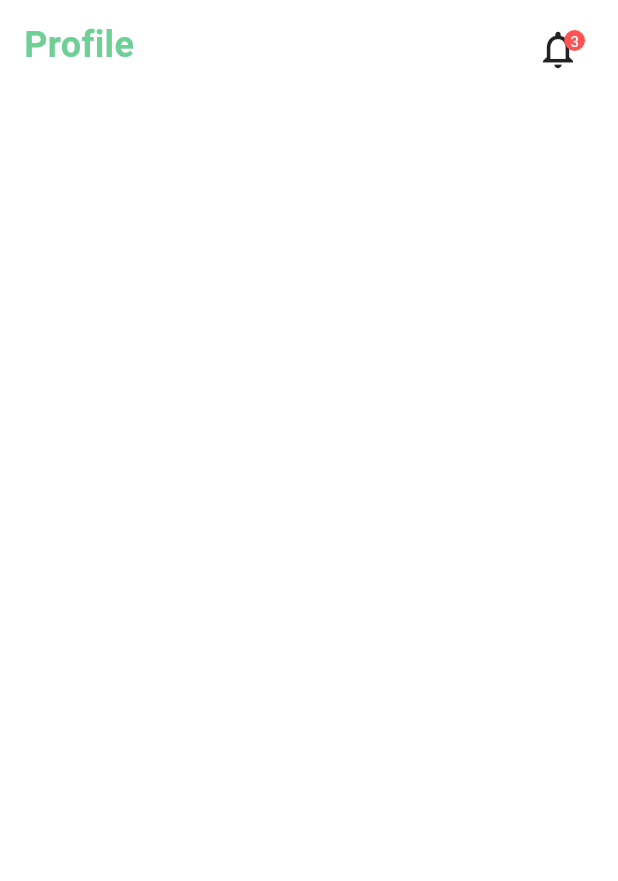
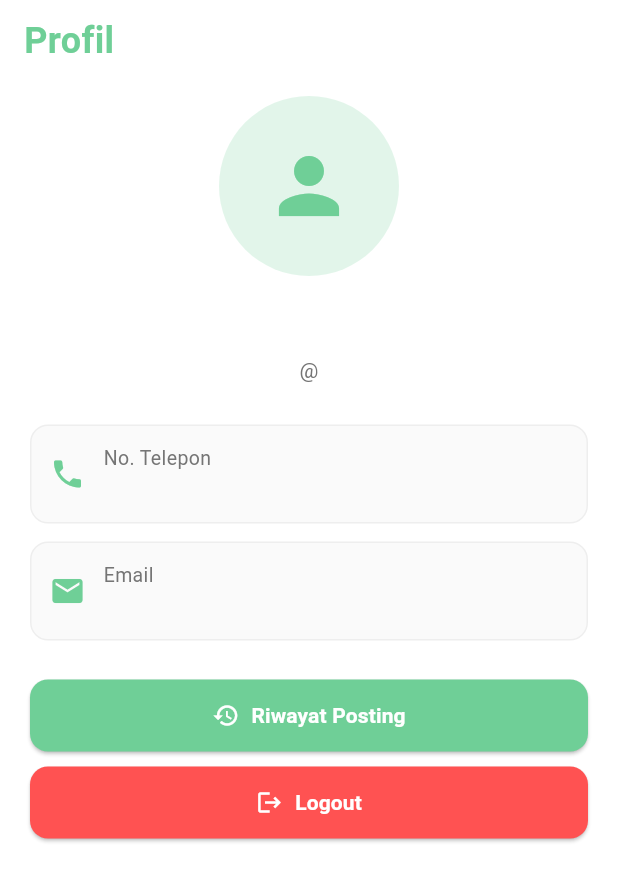
Before and after one commit to Wildan728/projectpab2, a Flutter app: the ProfileScreen screen opened directly, on a phone screen of 412 x 824 dp. Shown: the top 881 px of the screen. Run offline on Flutter 3.47's test engine with Material 3 defaults, Android fonts, the phone set to English and light mode, and no system bars; our stand-ins replace cloud_firestore, firebase_auth, firebase_core, flutter_map, geocoding, geolocator and 3 more; accounts and stored records are empty.

Commit message:
Membuat halaman profil

```diff
--- a/ApkAdopsiKucing/lib/screens/profile_screen.dart
+++ b/ApkAdopsiKucing/lib/screens/profile_screen.dart
@@ -1,14 +1,41 @@
-import 'package:flutter/foundation.dart';
 import 'package:flutter/material.dart';
+import 'package:firebase_auth/firebase_auth.dart';
+import 'package:cloud_firestore/cloud_firestore.dart';
+import 'package:pawfinder/screens/login_screen.dart';
 
 class ProfileScreen extends StatefulWidget {
-  const ProfileScreen({super.key});
-
   @override
   State<ProfileScreen> createState() => _ProfileScreenState();
 }
 
 class _ProfileScreenState extends State<ProfileScreen> {
+  User? user = FirebaseAuth.instance.currentUser;
+  Map<String, dynamic>? userData;
+
+  @override
+  void initState() {
+    super.initState();
+    fetchUserData();
+  }
+
+  Future<void> fetchUserData() async {
+    if (user != null) {
+      DocumentSnapshot userDoc =
+          await FirebaseFirestore.instance
+              .collection('users')
+              .doc(user!.uid)
+              .get();
+      setState(() {
+        userData = userDoc.data() as Map<String, dynamic>?;
+      });
+    }
+  }
+
+  void _logout() async {
+    await FirebaseAuth.instance.signOut();
+    Navigator.pushReplacementNamed(context, '/LoginScreen');
+  }
+
   @override
   Widget build(BuildContext context) {
     return Scaffold(
@@ -22,88 +49,135 @@ class _ProfileScreenState extends State<ProfileScreen> {
               mainAxisAlignment: MainAxisAlignment.spaceBetween,
               children: [
                 Text(
-                  'Profile',
+                  'Profil',
                   style: TextStyle(
                     color: Color(0xFF6FCF97),
                     fontSize: 24,
-                    fontWeight: FontWeight.w700,
+                    fontWeight: FontWeight.bold,
                   ),
                 ),
-                Stack(
-                  children: [
-                    IconButton(
-                      icon: Icon(
-                        Icons.notifications_none,
-                        color: Colors.black87,
-                        size: 30,
-                      ),
-                      onPressed: () {
-                        // TODO: Navigasi ke halaman notifikasi
-                      },
-                    ),
-                    Positioned(
-                      right: 6,
-                      top: 6,
-                      child: Container(
-                        padding: EdgeInsets.all(4),
-                        decoration: BoxDecoration(
-                          color: Colors.redAccent,
-                          shape: BoxShape.circle,
-                        ),
-                        child: Text(
-                          '3', // jumlah notifikasi (dummy)
-                          style: TextStyle(fontSize: 10, color: Colors.white),
-                        ),
-                      ),
-                    ),
-                  ],
-                ),
+                // IconButton(
+                //   icon: Icon(Icons.dark_mode), // <- disembunyikan untuk sekarang
+                //   onPressed: () {},
+                // ),
               ],
             ),
           ),
         ),
       ),
-      // body: Stack(
-      //   children: [
-      //     SingleChildScrollView(
-      //       child: Padding(padding: const EdgeInsets.all(16),
-      //       child: Column(
-      //         children: [
-      //           Container(
-      //             decoration: BoxDecoration(
-      //               border: Border.all(color: Colors.green, width: 2),
-      //               shape: BoxShape.circle,
-      //             ),
-      //             child: CircleAvatar(
-      //               radius: 50,
-      //               backgroundImage: _imageFile.isNotEmpty,
-      //               ? (kIsWeb
-      //               ? NetworkImage(_imageFile)
-      //               : FileImage(File(_imageFile))) as ImageProvider
-      //               : AssetImage('assets/images/person.png')
-      //             ),
-      //           ),
-      //           const SizedBox(height: 10)
-      //           IconButton(
-      //             onPressed: onPressed,
-      //             icon: Icon(Icons.camera_alt),
-      //             color: Colors.green,
-      //             iconSize: 30,
-      //           ),
-      //           const SizedBox(height: 20),
-      //             Text(_UserName,
-      //               style: TextStyle(
-      //                 fontSize: 20,
-      //                 fontWeight: FontWeight.bold,
-      //               ),
-      //             ),
-      //             const SizedBox(height: 5)
-      //         ],
-      //       ),,
-      //       ),
-      //     ),
-      //   ],
-      // ),
+      body:
+          userData == null
+              ? Center(child: CircularProgressIndicator())
+              : SingleChildScrollView(
+                padding: EdgeInsets.symmetric(horizontal: 20, vertical: 10),
+                child: Column(
+                  children: [
+                    CircleAvatar(
+                      radius: 60,
+                      backgroundColor: Color(0xFF6FCF97).withOpacity(0.2),
+                      child: Icon(
+                        Icons.person,
+                        size: 60,
+                        color: Color(0xFF6FCF97),
+                      ),
+                    ),
+                    SizedBox(height: 16),
+                    Text(
+                      userData!['name'] ?? 'Nama Pengguna',
+                      style: TextStyle(
+                        fontSize: 22,
+                        fontWeight: FontWeight.bold,
+                      ),
+                    ),
+                    SizedBox(height: 6),
+                    Text(
+                      '@${userData!['username'] ?? 'username'}',
+                      style: TextStyle(color: Colors.grey[600]),
+                    ),
+                    SizedBox(height: 20),
+                    _buildInfoCard(
+                      Icons.phone,
+                      "No. Telepon",
+                      userData!['phone'],
+                    ),
+                    _buildInfoCard(Icons.email, "Email", user!.email ?? ''),
+                    SizedBox(height: 20),
+                    _buildActionButton(Icons.history, "Riwayat Posting", () {
+                      // TODO: Navigasi ke halaman riwayat posting jika sudah tersedia
+                    }),
+                    SizedBox(height: 10),
+                    _buildActionButton(
+                      Icons.logout,
+                      "Logout",
+                      _logout,
+                      isLogout: true,
+                    ),
+                  ],
+                ),
+              ),
+    );
+  }
+
+  Widget _buildInfoCard(IconData icon, String title, String value) {
+    return Container(
+      margin: EdgeInsets.symmetric(vertical: 6),
+      padding: EdgeInsets.all(12),
+      decoration: BoxDecoration(
+        color: Colors.grey[50],
+        borderRadius: BorderRadius.circular(12),
+        border: Border.all(color: Colors.grey.shade200),
+      ),
+      child: Row(
+        children: [
+          Icon(icon, color: Color(0xFF6FCF97)),
+          SizedBox(width: 12),
+          Expanded(
+            child: Column(
+              crossAxisAlignment: CrossAxisAlignment.start,
+              children: [
+                Text(
+                  title,
+                  style: TextStyle(fontSize: 13, color: Colors.grey[600]),
+                ),
+                Text(
+                  value,
+                  style: TextStyle(
+                    fontSize: 15,
+                    fontWeight: FontWeight.w500,
+                    color: Colors.black87,
+                  ),
+                ),
+              ],
+            ),
+          ),
+        ],
+      ),
+    );
+  }
+
+  Widget _buildActionButton(
+    IconData icon,
+    String label,
+    VoidCallback onPressed, {
+    bool isLogout = false,
+  }) {
+    return SizedBox(
+      width: double.infinity,
+      child: ElevatedButton.icon(
+        icon: Icon(icon, color: Colors.white),
+        label: Text(
+          label,
+          style: TextStyle(color: Colors.white, fontWeight: FontWeight.bold),
+        ),
+        onPressed: onPressed,
+        style: ElevatedButton.styleFrom(
+          backgroundColor: isLogout ? Colors.redAccent : Color(0xFF6FCF97),
+          padding: EdgeInsets.symmetric(vertical: 14),
+          shape: RoundedRectangleBorder(
+            borderRadius: BorderRadius.circular(12),
+          ),
+        ),
+      ),
     );
   }
 }
```
